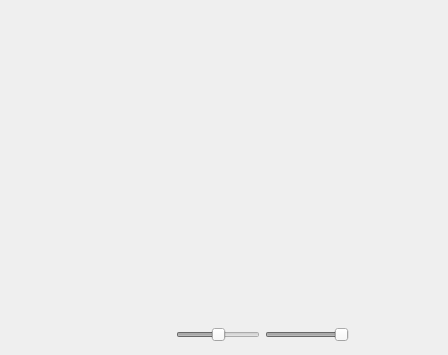
This is src/view/poseviewer/poseviewer.ui in florianblume/6d-pat as Qt 5 draws it before an edit. The edited form follows.
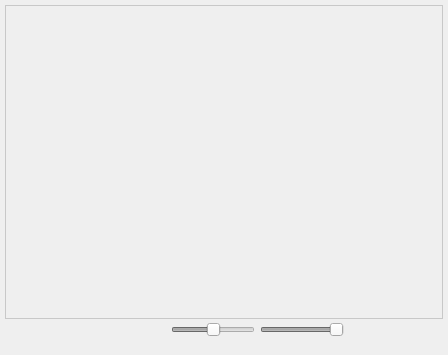
This is the edited form.

Patch:
```diff
--- a/src/view/poseviewer/poseviewer.ui
+++ b/src/view/poseviewer/poseviewer.ui
@@ -24,16 +24,16 @@
     <number>0</number>
    </property>
    <property name="leftMargin">
-    <number>0</number>
+    <number>5</number>
    </property>
    <property name="topMargin">
-    <number>0</number>
+    <number>5</number>
    </property>
    <property name="rightMargin">
-    <number>0</number>
+    <number>5</number>
    </property>
    <property name="bottomMargin">
-    <number>0</number>
+    <number>5</number>
    </property>
    <item>
     <widget class="QWidget" name="graphicsContainer" native="true">
@@ -104,6 +104,9 @@
      <property name="autoFillBackground">
       <bool>false</bool>
      </property>
+     <property name="styleSheet">
+      <string notr="true">border: 1px solid rgb(200, 200, 200);</string>
+     </property>
     </widget>
    </item>
    <item>
```
